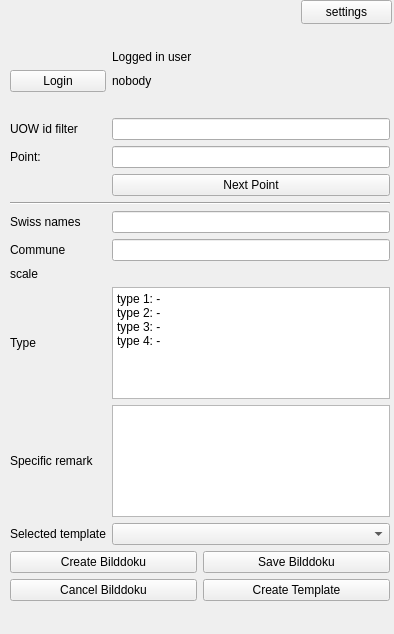
Old version of the form gui/areapp_dockwidget_base.ui in the repository danduk82/areapp-bilddocu.
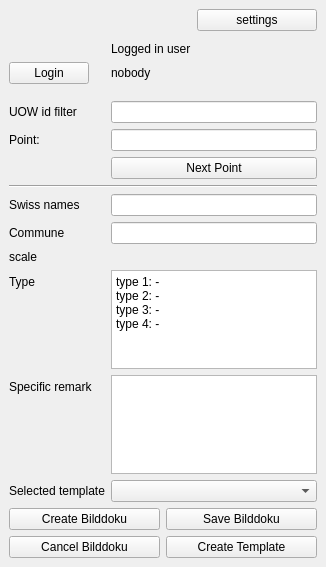
New version of the form. Icons and pictures are not drawn. Custom widgets are drawn as their Qt base class.

Commit message: prettify layout

```diff
--- a/gui/areapp_dockwidget_base.ui
+++ b/gui/areapp_dockwidget_base.ui
@@ -6,22 +6,10 @@
    <rect>
     <x>0</x>
     <y>0</y>
-    <width>394</width>
-    <height>634</height>
+    <width>326</width>
+    <height>567</height>
    </rect>
   </property>
-  <property name="minimumSize">
-   <size>
-    <width>394</width>
-    <height>634</height>
-   </size>
-  </property>
-  <property name="maximumSize">
-   <size>
-    <width>394</width>
-    <height>634</height>
-   </size>
-  </property>
   <property name="layoutDirection">
    <enum>Qt::LeftToRight</enum>
   </property>
@@ -29,18 +17,11 @@
    <string>Bilddoku Plugin</string>
   </property>
   <widget class="QWidget" name="dockWidgetContents">
-   <widget class="QWidget" name="gridLayoutWidget_2">
-    <property name="geometry">
-     <rect>
-      <x>10</x>
-      <y>30</y>
-      <width>380</width>
-      <height>571</height>
-     </rect>
-    </property>
-    <layout class="QGridLayout" name="gridLayout_2">
-     <item row="0" column="1">
-      <spacer name="horizontalSpacer_3">
+   <layout class="QVBoxLayout" name="verticalLayout">
+    <item>
+     <layout class="QHBoxLayout" name="horizontalLayout">
+      <item>
+       <spacer name="horizontalSpacer_2">
        <property name="orientation">
         <enum>Qt::Horizontal</enum>
        </property>
@@ -52,54 +33,19 @@
        </property>
       </spacer>
      </item>
-     <item row="3" column="0" colspan="2">
-      <spacer name="horizontalSpacer">
-       <property name="orientation">
-        <enum>Qt::Horizontal</enum>
-       </property>
-       <property name="sizeHint" stdset="0">
+      <item>
+       <widget class="QPushButton" name="configPushButton">
+        <property name="minimumSize">
         <size>
-         <width>40</width>
-         <height>20</height>
-        </size>
-       </property>
-      </spacer>
-     </item>
-     <item row="18" column="0">
-      <widget class="QLabel" name="label_10">
-       <property name="text">
-        <string>Selected template</string>
-       </property>
-      </widget>
-     </item>
-     <item row="19" column="0" colspan="2">
-      <layout class="QGridLayout" name="gridLayout">
-       <item row="0" column="0">
-        <widget class="QPushButton" name="createBilddokuPushButton">
+          <width>120</width>
+          <height>0</height>
+         </size>
+        </property>
+        <property name="layoutDirection">
+         <enum>Qt::LeftToRight</enum>
+        </property>
          <property name="text">
-          <string>Create Bilddoku</string>
-         </property>
-         <property name="icon">
-          <iconset>
-           <normaloff>:/plugins/areapp/icons/icons/create_icon.png</normaloff>:/plugins/areapp/icons/icons/create_icon.png</iconset>
-         </property>
-        </widget>
-       </item>
-       <item row="0" column="1">
-        <widget class="QPushButton" name="saveBilddokuPushButton">
-         <property name="text">
-          <string>Save Bilddoku</string>
-         </property>
-         <property name="icon">
-          <iconset>
-           <normaloff>:/plugins/areapp/icons/icons/save_icon_64x64.png</normaloff>:/plugins/areapp/icons/icons/save_icon_64x64.png</iconset>
-         </property>
-        </widget>
-       </item>
-       <item row="1" column="0">
-        <widget class="QPushButton" name="cancelBilddokuPushButton">
-         <property name="text">
-          <string>Cancel Bilddoku</string>
+         <string>settings</string>
          </property>
          <property name="icon">
           <iconset>
@@ -107,91 +53,126 @@
          </property>
         </widget>
        </item>
-       <item row="1" column="1">
-        <widget class="QPushButton" name="openCreateTemplateDlgPushButton">
-         <property name="text">
-          <string>Create Template</string>
-         </property>
-         <property name="icon">
-          <iconset>
-           <normaloff>:/plugins/areapp/icons/icons/template_icon.png</normaloff>:/plugins/areapp/icons/icons/template_icon.png</iconset>
-         </property>
-        </widget>
-       </item>
-      </layout>
-     </item>
-     <item row="11" column="1">
-      <widget class="QLineEdit" name="swissNamesLineEdit"/>
-     </item>
-     <item row="14" column="1">
-      <widget class="QgsScaleWidget" name="mScaleWidget">
-       <property name="showCurrentScaleButton">
-        <bool>true</bool>
-       </property>
-      </widget>
-     </item>
-     <item row="5" column="1">
-      <widget class="QLineEdit" name="UOWLineEdit"/>
-     </item>
-     <item row="1" column="1">
+     </layout>
+    </item>
+    <item>
+     <spacer name="verticalSpacer">
+      <property name="orientation">
+       <enum>Qt::Vertical</enum>
+      </property>
+      <property name="sizeType">
+       <enum>QSizePolicy::MinimumExpanding</enum>
+      </property>
+      <property name="sizeHint" stdset="0">
+       <size>
+        <width>20</width>
+        <height>5</height>
+       </size>
+      </property>
+     </spacer>
+    </item>
+    <item>
+     <layout class="QFormLayout" name="formLayout">
+      <item row="0" column="1">
       <widget class="QLabel" name="label_9">
        <property name="text">
         <string>Logged in user</string>
        </property>
       </widget>
      </item>
-     <item row="6" column="0">
+      <item row="1" column="0">
+       <widget class="QPushButton" name="loginPushButton">
+        <property name="enabled">
+         <bool>true</bool>
+        </property>
+        <property name="text">
+         <string>Login</string>
+        </property>
+       </widget>
+      </item>
+      <item row="1" column="1">
+       <widget class="QLabel" name="loggedInUserName">
+        <property name="text">
+         <string>nobody</string>
+        </property>
+       </widget>
+      </item>
+      <item row="3" column="0">
+       <widget class="QLabel" name="label_7">
+        <property name="text">
+         <string>UOW id filter</string>
+        </property>
+       </widget>
+      </item>
+      <item row="3" column="1">
+       <widget class="QLineEdit" name="UOWLineEdit"/>
+      </item>
+      <item row="4" column="0">
       <widget class="QLabel" name="label_4">
        <property name="text">
         <string>Point:</string>
        </property>
       </widget>
      </item>
-     <item row="6" column="1">
+      <item row="4" column="1">
       <widget class="QLineEdit" name="coordinatesLineEdit"/>
      </item>
-     <item row="11" column="0">
+      <item row="5" column="1">
+       <widget class="QPushButton" name="nextPushButton">
+        <property name="text">
+         <string>Next Point</string>
+        </property>
+       </widget>
+      </item>
+      <item row="6" column="0" colspan="2">
+       <widget class="Line" name="line">
+        <property name="orientation">
+         <enum>Qt::Horizontal</enum>
+        </property>
+       </widget>
+      </item>
+      <item row="7" column="0">
       <widget class="QLabel" name="label_5">
        <property name="text">
         <string>Swiss names</string>
        </property>
       </widget>
      </item>
-     <item row="2" column="1">
-      <widget class="QLabel" name="loggedInUserName">
+      <item row="7" column="1">
+       <widget class="QLineEdit" name="swissNamesLineEdit"/>
+      </item>
+      <item row="8" column="0">
+       <widget class="QLabel" name="label">
        <property name="text">
-        <string>nobody</string>
+         <string>Commune</string>
        </property>
       </widget>
      </item>
-     <item row="18" column="1">
-      <widget class="QComboBox" name="selectTemplateComboBox">
-       <property name="sizePolicy">
-        <sizepolicy hsizetype="Preferred" vsizetype="Fixed">
-         <horstretch>0</horstretch>
-         <verstretch>0</verstretch>
-        </sizepolicy>
-       </property>
-      </widget>
-     </item>
-     <item row="14" column="0">
+      <item row="8" column="1">
+       <widget class="QLineEdit" name="communeLineEdit"/>
+      </item>
+      <item row="9" column="0">
       <widget class="QLabel" name="label_2">
        <property name="text">
         <string>scale</string>
        </property>
       </widget>
      </item>
-     <item row="2" column="0">
-      <widget class="QPushButton" name="loginPushButton">
-       <property name="enabled">
+      <item row="9" column="1">
+       <widget class="QgsScaleWidget" name="mScaleWidget">
+        <property name="showCurrentScaleButton">
         <bool>true</bool>
        </property>
+       </widget>
+      </item>
+      <item row="10" column="0">
+       <widget class="QLabel" name="label_3">
        <property name="text">
-        <string>Login</string>
+         <string>Type</string>
        </property>
       </widget>
      </item>
-     <item row="15" column="1">
+      <item row="10" column="1">
       <widget class="QTextBrowser" name="typeTextBrowser">
        <property name="html">
         <string>&lt;!DOCTYPE HTML PUBLIC &quot;-//W3C//DTD HTML 4.0//EN&quot; &quot;http://www.w3.org/TR/REC-html40/strict.dtd&quot;&gt;
@@ -205,76 +186,100 @@
        </property>
       </widget>
      </item>
-     <item row="7" column="1">
-      <widget class="QPushButton" name="nextPushButton">
-       <property name="text">
-        <string>Next Point</string>
-       </property>
-      </widget>
-     </item>
-     <item row="5" column="0">
-      <widget class="QLabel" name="label_7">
-       <property name="text">
-        <string>UOW id filter</string>
-       </property>
-      </widget>
-     </item>
-     <item row="13" column="0">
-      <widget class="QLabel" name="label">
-       <property name="text">
-        <string>Commune</string>
-       </property>
-      </widget>
-     </item>
-     <item row="13" column="1">
-      <widget class="QLineEdit" name="communeLineEdit"/>
-     </item>
-     <item row="8" column="0" colspan="2">
-      <widget class="Line" name="line">
-       <property name="orientation">
-        <enum>Qt::Horizontal</enum>
-       </property>
-      </widget>
-     </item>
-     <item row="17" column="0">
+      <item row="11" column="0">
       <widget class="QLabel" name="label_6">
        <property name="text">
         <string>Specific remark</string>
        </property>
       </widget>
      </item>
-     <item row="15" column="0">
-      <widget class="QLabel" name="label_3">
-       <property name="text">
-        <string>Type</string>
-       </property>
-      </widget>
-     </item>
-     <item row="17" column="1">
+      <item row="11" column="1">
       <widget class="QTextBrowser" name="remarkGeneralPlainTextBrowser"/>
      </item>
-    </layout>
-   </widget>
-   <widget class="QPushButton" name="configPushButton">
-    <property name="geometry">
-     <rect>
-      <x>301</x>
-      <y>0</y>
-      <width>91</width>
-      <height>24</height>
-     </rect>
-    </property>
-    <property name="layoutDirection">
-     <enum>Qt::LeftToRight</enum>
-    </property>
+      <item row="12" column="0">
+       <widget class="QLabel" name="label_10">
+        <property name="text">
+         <string>Selected template</string>
+        </property>
+       </widget>
+      </item>
+      <item row="12" column="1">
+       <widget class="QComboBox" name="selectTemplateComboBox">
+        <property name="sizePolicy">
+         <sizepolicy hsizetype="Preferred" vsizetype="Fixed">
+          <horstretch>0</horstretch>
+          <verstretch>0</verstretch>
+         </sizepolicy>
+        </property>
+       </widget>
+      </item>
+      <item row="13" column="0" colspan="2">
+       <layout class="QGridLayout" name="gridLayout">
+        <item row="0" column="0">
+         <widget class="QPushButton" name="createBilddokuPushButton">
+          <property name="text">
+           <string>Create Bilddoku</string>
+          </property>
+          <property name="icon">
+           <iconset>
+            <normaloff>:/plugins/areapp/icons/icons/create_icon.png</normaloff>:/plugins/areapp/icons/icons/create_icon.png</iconset>
+          </property>
+         </widget>
+        </item>
+        <item row="0" column="1">
+         <widget class="QPushButton" name="saveBilddokuPushButton">
     <property name="text">
-     <string>settings</string>
+           <string>Save Bilddoku</string>
+          </property>
+          <property name="icon">
+           <iconset>
+            <normaloff>:/plugins/areapp/icons/icons/save_icon_64x64.png</normaloff>:/plugins/areapp/icons/icons/save_icon_64x64.png</iconset>
+          </property>
+         </widget>
+        </item>
+        <item row="1" column="0">
+         <widget class="QPushButton" name="cancelBilddokuPushButton">
+          <property name="text">
+           <string>Cancel Bilddoku</string>
     </property>
     <property name="icon">
      <iconset>
       <normaloff>:/plugins/areapp/icons/icons/trash_bin_64x64.png</normaloff>:/plugins/areapp/icons/icons/trash_bin_64x64.png</iconset>
     </property>
    </widget>
+        </item>
+        <item row="1" column="1">
+         <widget class="QPushButton" name="openCreateTemplateDlgPushButton">
+          <property name="text">
+           <string>Create Template</string>
+          </property>
+          <property name="icon">
+           <iconset>
+            <normaloff>:/plugins/areapp/icons/icons/template_icon.png</normaloff>:/plugins/areapp/icons/icons/template_icon.png</iconset>
+          </property>
+         </widget>
+        </item>
+       </layout>
+      </item>
+      <item row="2" column="1">
+       <spacer name="verticalSpacer_2">
+        <property name="orientation">
+         <enum>Qt::Vertical</enum>
+        </property>
+        <property name="sizeType">
+         <enum>QSizePolicy::MinimumExpanding</enum>
+        </property>
+        <property name="sizeHint" stdset="0">
+         <size>
+          <width>40</width>
+          <height>5</height>
+         </size>
+        </property>
+       </spacer>
+      </item>
+     </layout>
+    </item>
+   </layout>
   </widget>
  </widget>
  <customwidgets>
```
Lines whose indentation alone changed are shown as unchanged. The commit also changes 4 other files.
